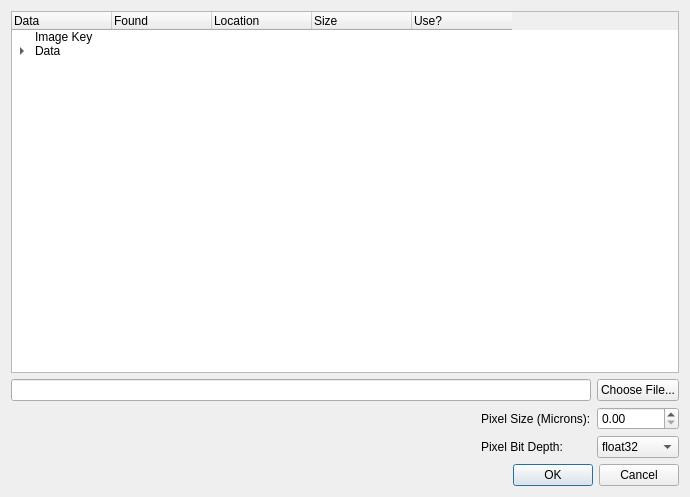
mantidproject/mantidimaging, file mantidimaging/gui/ui/nexus_load_dialog.ui: the form before one commit.
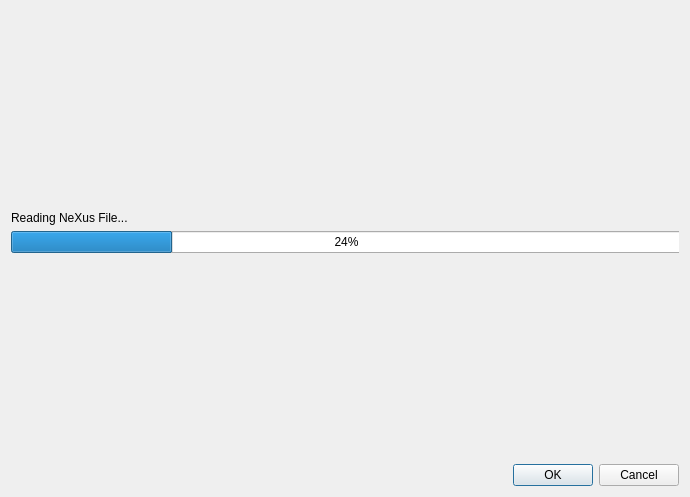
The form after the commit. The open tabs and pages were chosen to show the change.

Commit message: stacked widget

What changed in the file:
```diff
--- a/mantidimaging/gui/ui/nexus_load_dialog.ui
+++ b/mantidimaging/gui/ui/nexus_load_dialog.ui
@@ -15,12 +15,85 @@
   </property>
   <layout class="QVBoxLayout" name="verticalLayout">
    <item>
+    <layout class="QVBoxLayout" name="verticalLayout_3">
+     <item>
+      <widget class="QStackedWidget" name="stackedWidget">
+       <widget class="QWidget" name="loadPage">
+        <widget class="QWidget" name="layoutWidget">
+         <property name="geometry">
+          <rect>
+           <x>0</x>
+           <y>0</y>
+           <width>668</width>
+           <height>441</height>
+          </rect>
+         </property>
+         <layout class="QGridLayout" name="gridLayout_4">
+          <item row="3" column="1">
+           <widget class="QLabel" name="pixelBitDepthLabel">
+            <property name="text">
+             <string>Pixel Bit Depth:</string>
+            </property>
+           </widget>
+          </item>
+          <item row="3" column="2">
+           <widget class="QComboBox" name="pixelDepthComboBox">
+            <item>
+             <property name="text">
+              <string>float32</string>
+             </property>
+            </item>
+            <item>
+             <property name="text">
+              <string>float64</string>
+             </property>
+            </item>
+           </widget>
+          </item>
+          <item row="3" column="0">
+           <spacer name="horizontalSpacer">
+            <property name="orientation">
+             <enum>Qt::Horizontal</enum>
+            </property>
+            <property name="sizeHint" stdset="0">
+             <size>
+              <width>40</width>
+              <height>20</height>
+             </size>
+            </property>
+           </spacer>
+          </item>
+          <item row="2" column="2">
+           <widget class="QDoubleSpinBox" name="pixelSizeSpinBox">
+            <property name="maximum">
+             <double>99999.000000000000000</double>
+            </property>
+           </widget>
+          </item>
+          <item row="2" column="1">
+           <widget class="QLabel" name="pixelSizeLabel">
+            <property name="text">
+             <string>Pixel Size (Microns):</string>
+            </property>
+           </widget>
+          </item>
+          <item row="1" column="0" colspan="2">
+           <widget class="QLineEdit" name="filePathLineEdit">
+            <property name="enabled">
+             <bool>true</bool>
+            </property>
+            <property name="readOnly">
+             <bool>true</bool>
+            </property>
+           </widget>
+          </item>
+          <item row="0" column="0" colspan="3">
     <widget class="QTreeWidget" name="tree">
      <property name="expandsOnDoubleClick">
       <bool>true</bool>
      </property>
      <attribute name="headerVisible">
-      <bool>true</bool>
+             <bool>false</bool>
      </attribute>
      <attribute name="headerHighlightSections">
       <bool>false</bool>
@@ -177,74 +250,70 @@
      </item>
     </widget>
    </item>
-   <item>
-    <layout class="QHBoxLayout" name="horizontalLayout"/>
-   </item>
-   <item>
-    <layout class="QGridLayout" name="gridLayout">
-     <item row="2" column="0">
-      <spacer name="horizontalSpacer">
-       <property name="orientation">
-        <enum>Qt::Horizontal</enum>
-       </property>
-       <property name="sizeHint" stdset="0">
-        <size>
-         <width>40</width>
-         <height>20</height>
-        </size>
-       </property>
-      </spacer>
-     </item>
-     <item row="2" column="2">
-      <widget class="QComboBox" name="pixelDepthComboBox">
-       <item>
-        <property name="text">
-         <string>float32</string>
-        </property>
-       </item>
-       <item>
-        <property name="text">
-         <string>float64</string>
-        </property>
-       </item>
-      </widget>
-     </item>
-     <item row="1" column="1">
-      <widget class="QLabel" name="pixelSizeLabel">
-       <property name="text">
-        <string>Pixel Size (Microns):</string>
-       </property>
-      </widget>
-     </item>
-     <item row="2" column="1">
-      <widget class="QLabel" name="pixelBitDepthLabel">
-       <property name="text">
-        <string>Pixel Bit Depth:</string>
-       </property>
-      </widget>
-     </item>
      <item row="1" column="2">
-      <widget class="QDoubleSpinBox" name="pixelSizeSpinBox">
-       <property name="maximum">
-        <double>99999.000000000000000</double>
-       </property>
-      </widget>
-     </item>
-     <item row="0" column="0" colspan="2">
-      <widget class="QLineEdit" name="filePathLineEdit">
-       <property name="enabled">
-        <bool>true</bool>
-       </property>
-       <property name="readOnly">
-        <bool>true</bool>
-       </property>
-      </widget>
-     </item>
-     <item row="0" column="2">
       <widget class="QPushButton" name="chooseFileButton">
        <property name="text">
         <string>Choose File...</string>
        </property>
+           </widget>
+          </item>
+         </layout>
+        </widget>
+       </widget>
+       <widget class="QWidget" name="busyPage">
+        <widget class="QWidget" name="verticalLayoutWidget_2">
+         <property name="geometry">
+          <rect>
+           <x>0</x>
+           <y>0</y>
+           <width>671</width>
+           <height>441</height>
+          </rect>
+         </property>
+         <layout class="QVBoxLayout" name="verticalLayout_6">
+          <item>
+           <spacer name="verticalSpacer_2">
+            <property name="orientation">
+             <enum>Qt::Vertical</enum>
+            </property>
+            <property name="sizeHint" stdset="0">
+             <size>
+              <width>20</width>
+              <height>40</height>
+             </size>
+            </property>
+           </spacer>
+          </item>
+          <item>
+           <widget class="QLabel" name="label">
+            <property name="text">
+             <string>Reading NeXus File...</string>
+            </property>
+           </widget>
+          </item>
+          <item>
+           <widget class="QProgressBar" name="progressBar">
+            <property name="value">
+             <number>24</number>
+            </property>
+           </widget>
+          </item>
+          <item>
+           <spacer name="verticalSpacer">
+            <property name="orientation">
+             <enum>Qt::Vertical</enum>
+            </property>
+            <property name="sizeHint" stdset="0">
+             <size>
+              <width>20</width>
+              <height>40</height>
+             </size>
+            </property>
+           </spacer>
+          </item>
+         </layout>
+        </widget>
+       </widget>
       </widget>
      </item>
     </layout>
```
Lines whose indentation alone changed are shown as unchanged. The commit also changes 1 other file.
